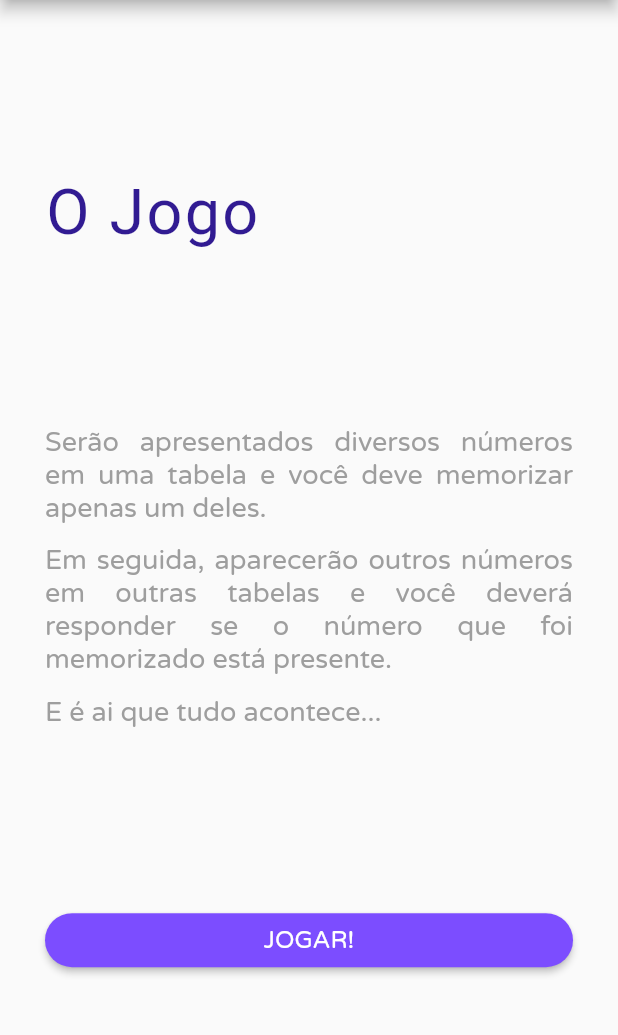
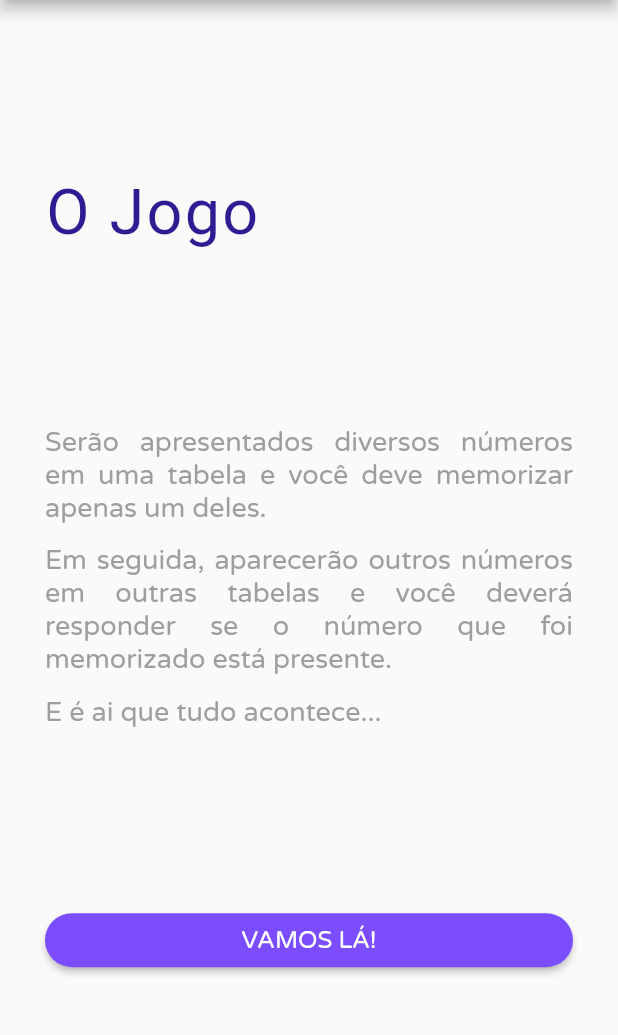
Before and after one commit to pedrolacerda81/magic_numbers, a Flutter app: the MagicNumbers screen opened directly, on a phone screen of 412 x 824 dp, the part 84-1119 px from its top. Run offline on Flutter 3.47's test engine with Material 2 defaults, Android fonts, the phone set to English and light mode, and no system bars; our stand-ins replace bloc, equatable, flutter_bloc; Roboto replaces fonts that are missing (RugeBoogie).

Commit message:
Bugfix on play screen

```diff
--- a/lib/src/bloc/magic-numbers/magic_numbers_event.dart
+++ b/lib/src/bloc/magic-numbers/magic_numbers_event.dart
@@ -5,8 +5,6 @@ abstract class MagicNumbersEvent extends Equatable {
 }
 
 class ResetGameEvent extends MagicNumbersEvent {
-  final int result;
-  ResetGameEvent({@required this.result});
   @override
   List<Object> get props => null;
 }
--- a/lib/src/screens/magic-numbers/magic-numbers.dart
+++ b/lib/src/screens/magic-numbers/magic-numbers.dart
@@ -61,7 +61,7 @@ class MagicNumbers extends StatelessWidget {
               ),
             ),
             MagicNumbersButton(
-              title: 'JOGAR!',
+              title: 'VAMOS LÁ!',
               color: Colors.deepPurpleAccent,
               titleColor: Colors.white,
               splashColor: Colors.white,
```
Also changed, not shown: lib/src/screens/play/play.dart (+7 -4 lines).
